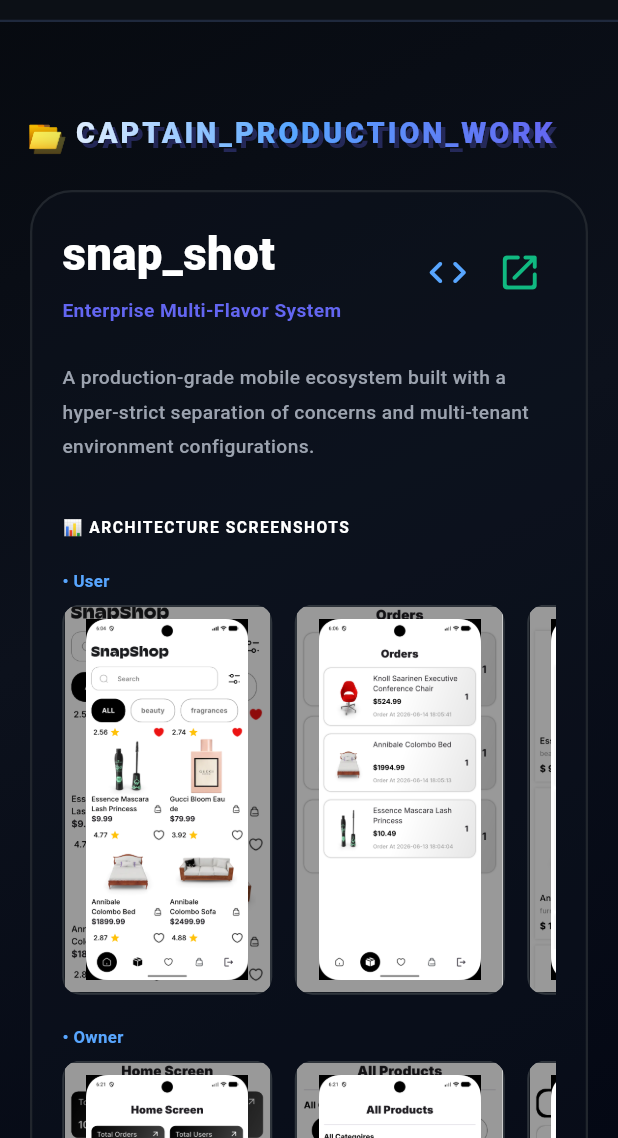
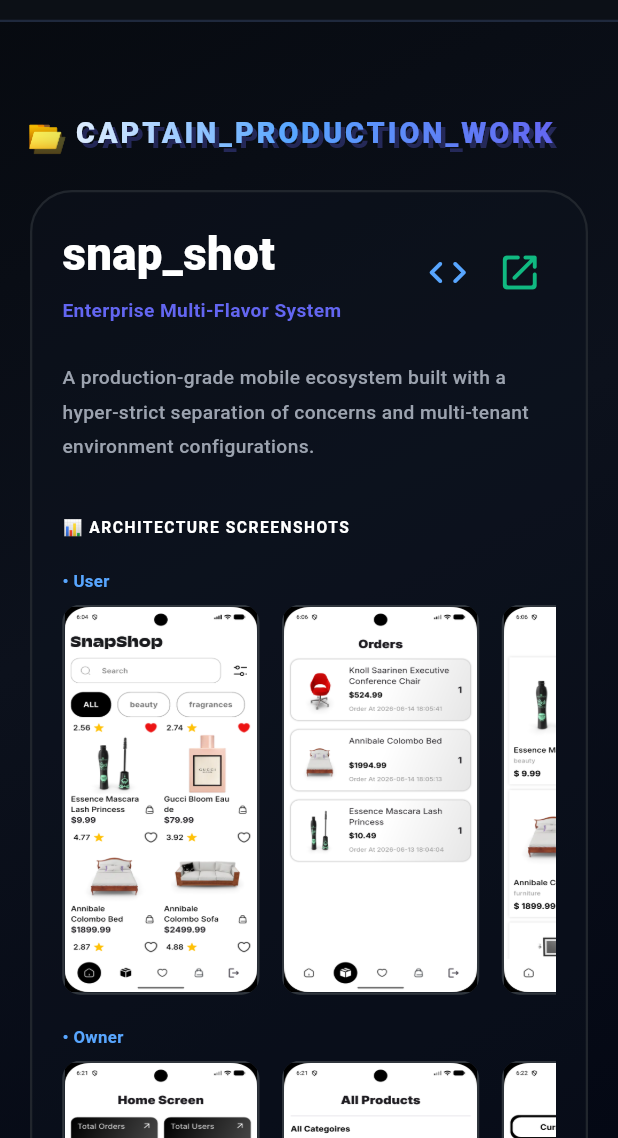
Before and after one commit to seiftarek10/my_portofilo, a Flutter app: the screen it shows after launch, scrolled down 2880 dp, on a phone screen of 412 x 824 dp, the part 98-1236 px from its top. Run offline on Flutter 3.47's test engine with Material 3 defaults, Android fonts, the phone set to English and light mode, and no system bars; Roboto replaces fonts that are missing (Fira Code).

Commit message:
fix projects images

```diff
--- a/lib/presentation/widgets/premium_project_card.dart
+++ b/lib/presentation/widgets/premium_project_card.dart
@@ -26,7 +26,9 @@ class _PremiumProjectCardState extends State<PremiumProjectCard> {
         duration: const Duration(milliseconds: 300),
         curve: Curves.easeInOutCubic,
         margin: const EdgeInsets.only(bottom: 40),
-     padding: EdgeInsets.all(MediaQuery.of(context).size.width < 600 ? 20 : 40),
+        padding: EdgeInsets.all(
+          MediaQuery.of(context).size.width < 600 ? 20 : 40,
+        ),
         decoration: BoxDecoration(
           color: isHovered
               ? const Color(0xFF121B2C).withValues(alpha: 0.8)
@@ -278,6 +280,7 @@ class _PremiumProjectCardState extends State<PremiumProjectCard> {
       ),
     );
   }
+
   Widget _buildImageListView(List images) {
     return SizedBox(
       height: 260,
@@ -287,30 +290,16 @@ Widget _buildImageListView(List images) {
         itemCount: images.length,
         itemBuilder: (context, imgIndex) {
           return Container(
-          width: 140, // ده عرض الصورة في الـ ListView
             margin: const EdgeInsets.only(right: 15),
             decoration: BoxDecoration(
               borderRadius: BorderRadius.circular(12),
               border: Border.all(color: const Color(0xFF30363D), width: 1.5),
+              color: const Color(0xFF0D131F),
             ),
             clipBehavior: Clip.antiAlias,
-          child: Stack(
-            fit: StackFit.expand,
-            children: [
-              Image.asset(
-                images[imgIndex],
-                fit: BoxFit.cover,
-              ),
-              Container(color: Colors.black.withValues(alpha: 0.4)),
-
-              Padding(
-                padding: const EdgeInsets.all(8),
-                child: Image.asset(
-                  images[imgIndex],
-                  fit: BoxFit.contain,
-                ),
-              ),
-            ],
+            child: AspectRatio(
+              aspectRatio: 8 / 16,
+              child: Image.asset(images[imgIndex], fit: BoxFit.fill),
             ),
           );
         },
```
Lines whose indentation alone changed are shown as unchanged.
